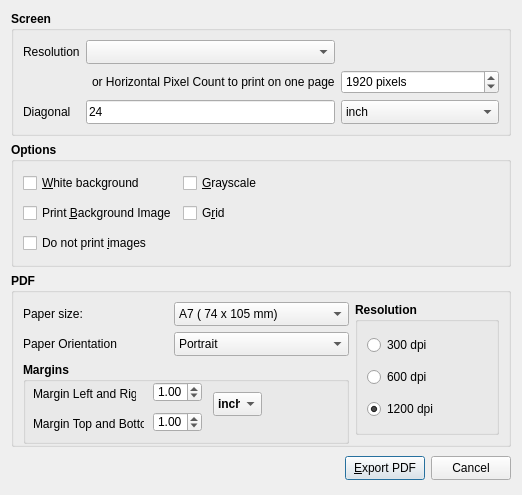
Above: FalconBoard/pdfsetup.ui from solyoma/FalconBoard before the change. Below: the same form after it.
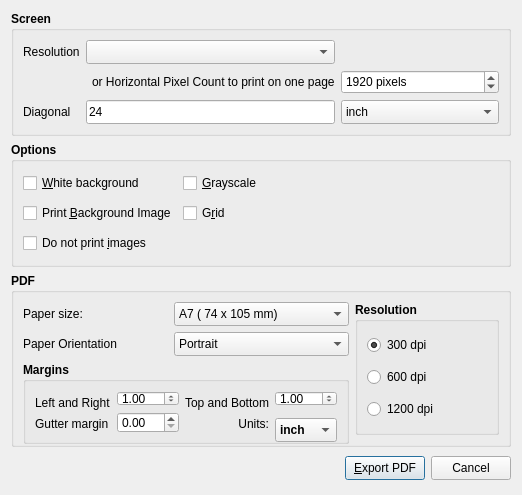
That is the form after the change.

Commit message: bugfix: recolor items simplifying main.cpp added setting gutter margin bugfix: delete vertical space

```diff
--- a/FalconBoard/pdfsetup.ui
+++ b/FalconBoard/pdfsetup.ui
@@ -611,6 +611,9 @@
            <property name="text">
             <string>300 dpi</string>
            </property>
+           <property name="checked">
+            <bool>true</bool>
+           </property>
           </widget>
          </item>
          <item>
@@ -650,7 +653,7 @@
             <string>1200 dpi</string>
            </property>
            <property name="checked">
-            <bool>true</bool>
+            <bool>false</bool>
            </property>
           </widget>
          </item>
@@ -713,15 +716,9 @@
         <property name="title">
          <string>Margins</string>
         </property>
+        <layout class="QGridLayout" name="gridLayout_4">
+         <item row="0" column="0">
         <widget class="QLabel" name="label_8">
-         <property name="geometry">
-          <rect>
-           <x>10</x>
-           <y>20</y>
-           <width>103</width>
-           <height>24</height>
-          </rect>
-         </property>
          <property name="minimumSize">
           <size>
            <width>0</width>
@@ -735,18 +732,12 @@
           </font>
          </property>
          <property name="text">
-          <string>Margin Left and Right</string>
-         </property>
-        </widget>
+            <string>Left and Right</string>
+           </property>
+          </widget>
+         </item>
+         <item row="0" column="1">
         <widget class="QDoubleSpinBox" name="sbMarginLR">
-         <property name="geometry">
-          <rect>
-           <x>130</x>
-           <y>20</y>
-           <width>49</width>
-           <height>20</height>
-          </rect>
-         </property>
          <property name="font">
           <font>
            <weight>50</weight>
@@ -763,15 +754,9 @@
           <double>1.000000000000000</double>
          </property>
         </widget>
+         </item>
+         <item row="0" column="2">
         <widget class="QLabel" name="label_9">
-         <property name="geometry">
-          <rect>
-           <x>10</x>
-           <y>50</y>
-           <width>111</width>
-           <height>24</height>
-          </rect>
-         </property>
          <property name="minimumSize">
           <size>
            <width>0</width>
@@ -785,18 +770,12 @@
           </font>
          </property>
          <property name="text">
-          <string>Margin Top and Bottom</string>
-         </property>
-        </widget>
+            <string>Top and Bottom</string>
+           </property>
+          </widget>
+         </item>
+         <item row="0" column="3">
         <widget class="QDoubleSpinBox" name="sbMarginTB">
-         <property name="geometry">
-          <rect>
-           <x>130</x>
-           <y>50</y>
-           <width>49</width>
-           <height>20</height>
-          </rect>
-         </property>
          <property name="font">
           <font>
            <weight>50</weight>
@@ -810,15 +789,69 @@
           <double>1.000000000000000</double>
          </property>
         </widget>
+         </item>
+         <item row="1" column="0" rowspan="2">
+          <widget class="QLabel" name="label_10">
+           <property name="minimumSize">
+            <size>
+             <width>0</width>
+             <height>24</height>
+            </size>
+           </property>
+           <property name="font">
+            <font>
+             <weight>50</weight>
+             <bold>false</bold>
+            </font>
+           </property>
+           <property name="text">
+            <string>Gutter margin</string>
+           </property>
+          </widget>
+         </item>
+         <item row="1" column="1" rowspan="2">
+          <widget class="QDoubleSpinBox" name="sbGutterMargin">
+           <property name="font">
+            <font>
+             <weight>50</weight>
+             <bold>false</bold>
+            </font>
+           </property>
+           <property name="singleStep">
+            <double>0.050000000000000</double>
+           </property>
+           <property name="stepType">
+            <enum>QAbstractSpinBox::DefaultStepType</enum>
+           </property>
+           <property name="value">
+            <double>0.000000000000000</double>
+           </property>
+          </widget>
+         </item>
+         <item row="1" column="2" rowspan="2">
+          <widget class="QLabel" name="label_11">
+           <property name="minimumSize">
+            <size>
+             <width>0</width>
+             <height>24</height>
+            </size>
+           </property>
+           <property name="font">
+            <font>
+             <weight>50</weight>
+             <bold>false</bold>
+            </font>
+           </property>
+           <property name="text">
+            <string>Units:</string>
+           </property>
+           <property name="alignment">
+            <set>Qt::AlignRight|Qt::AlignTrailing|Qt::AlignVCenter</set>
+           </property>
+          </widget>
+         </item>
+         <item row="2" column="3">
         <widget class="QComboBox" name="cbPdfUnit">
-         <property name="geometry">
-          <rect>
-           <x>190</x>
-           <y>30</y>
-           <width>49</width>
-           <height>24</height>
-          </rect>
-         </property>
          <property name="minimumSize">
           <size>
            <width>0</width>
@@ -826,19 +859,21 @@
           </size>
          </property>
          <property name="currentIndex">
-          <number>1</number>
-         </property>
-         <item>
-          <property name="text">
-           <string>cm</string>
-          </property>
-         </item>
+            <number>0</number>
+           </property>
          <item>
           <property name="text">
            <string>inch</string>
           </property>
          </item>
-        </widget>
+           <item>
+            <property name="text">
+             <string>cm</string>
+            </property>
+           </item>
+          </widget>
+         </item>
+        </layout>
        </widget>
       </item>
      </layout>
```
Lines whose indentation alone changed are shown as unchanged. The commit also changes 12 other files.
